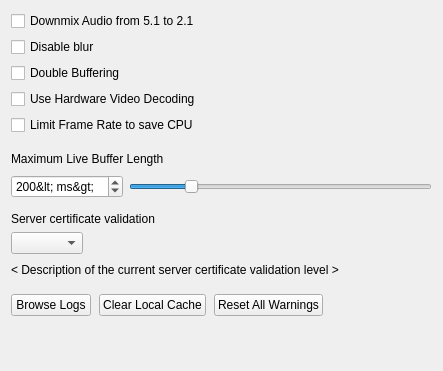
Above: vms/client/nx_vms_client_desktop/src/ui/widgets/local_settings/advanced_settings_widget.ui from networkoptix/nx_open before the change. Below: the same form after it.
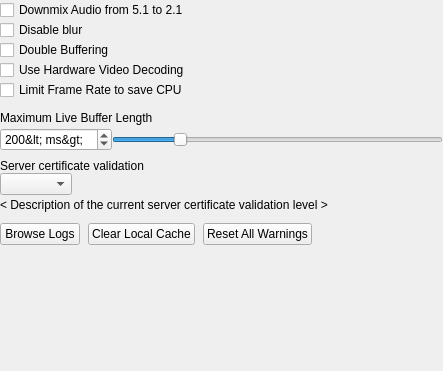
That is the form after the change. Custom widgets are drawn as their Qt base class.

Diff of the .ui file:
```diff
--- a/vms/client/nx_vms_client_desktop/src/ui/widgets/local_settings/advanced_settings_widget.ui
+++ b/vms/client/nx_vms_client_desktop/src/ui/widgets/local_settings/advanced_settings_widget.ui
@@ -11,6 +11,23 @@
    </rect>
   </property>
   <layout class="QVBoxLayout" name="verticalLayout">
+   <property name="spacing">
+    <number>0</number>
+   </property>
+   <property name="leftMargin">
+    <number>0</number>
+   </property>
+   <property name="topMargin">
+    <number>0</number>
+   </property>
+   <property name="rightMargin">
+    <number>0</number>
+   </property>
+   <property name="bottomMargin">
+    <number>0</number>
+   </property>
+   <item>
+    <layout class="QVBoxLayout" name="dialogContentsLayout">
    <item>
     <widget class="QCheckBox" name="downmixAudioCheckBox">
      <property name="text">
@@ -295,6 +312,8 @@
      </item>
     </layout>
    </item>
+    </layout>
+   </item>
    <item>
     <spacer name="verticalSpacer">
      <property name="orientation">
@@ -316,6 +335,12 @@
    <extends>QWidget</extends>
    <header location="global">nx/vms/client/desktop/common/widgets/hint_button.h</header>
   </customwidget>
+  <customwidget>
+   <class>nx::vms::client::desktop::AlertBar</class>
+   <extends>QWidget</extends>
+   <header location="global">nx/vms/client/desktop/common/widgets/control_bars.h</header>
+   <container>1</container>
+  </customwidget>
  </customwidgets>
  <tabstops>
   <tabstop>downmixAudioCheckBox</tabstop>
```
Left out of the diff: 6 changed lines with no effect on the pictures. Lines whose indentation alone changed are shown as unchanged.
